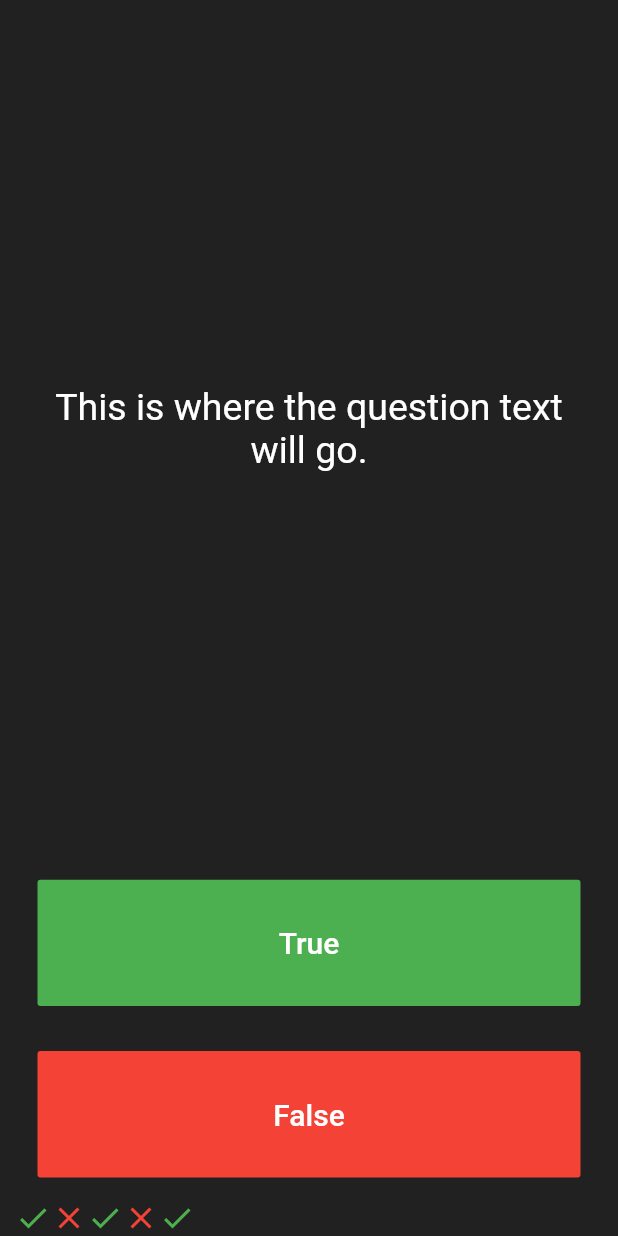
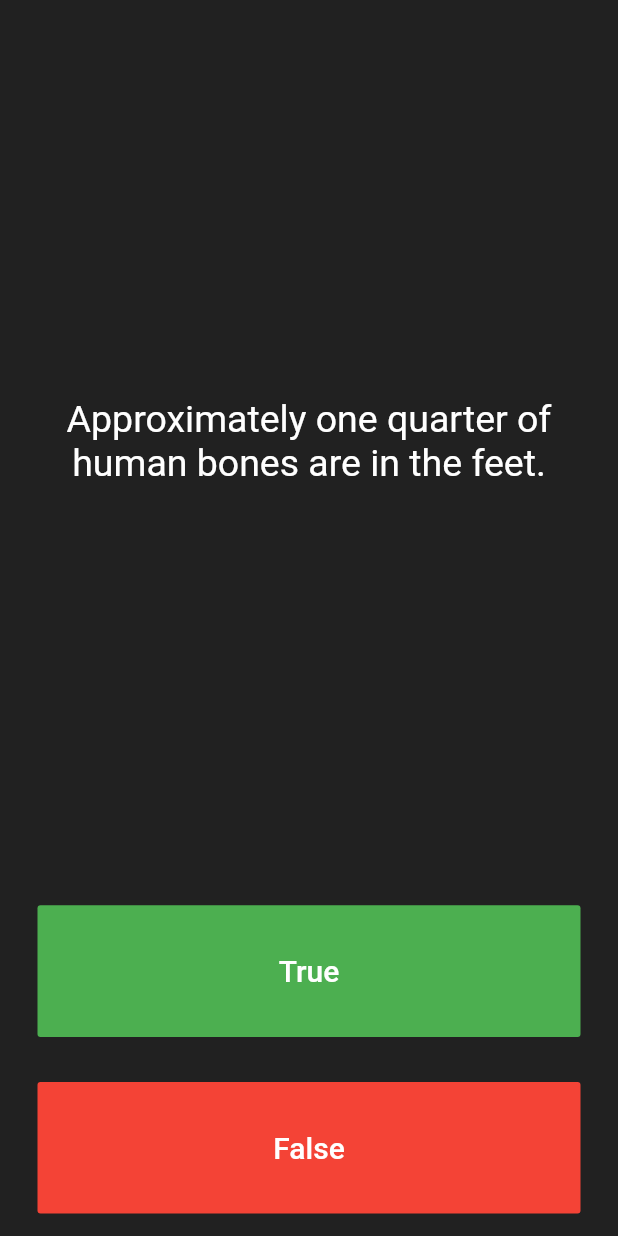
Before and after one commit to kuppylee/QiuzApp, a Flutter app: the screen it shows after launch, after a tap on "True", on a phone screen of 412 x 824 dp. Run offline on Flutter 3.47's test engine with Material 2 defaults, Android fonts, the phone set to English and light mode, and no system bars.

Commit message:
added the question list

```diff
--- a/quizzler-flutter-master/lib/main.dart
+++ b/quizzler-flutter-master/lib/main.dart
@@ -26,20 +26,13 @@ class QuizPage extends StatefulWidget {
 }
 
 class _QuizPageState extends State<QuizPage> {
-  List <Icon> scoreKeeper = [
-    Icon(Icons.check,
-      color: Colors.green,
-    ),
-    Icon(Icons.close,
-      color: Colors.red,
-    ),
-    Icon(Icons.check,
-      color: Colors.green,
-    ),
-    Icon(Icons.close,
-      color: Colors.red,
-    ),
+  List <Icon> scoreKeeper = [];
+  List <String> questions = [
+    'You can lead a cow down stairs but not up stairs.',
+    'Approximately one quarter of human bones are in the feet.',
+    'A slug\'s blood is green.'
   ];
+  int questionNumber = 0;
   @override
   Widget build(BuildContext context) {
     return Column(
@@ -52,7 +45,7 @@ class _QuizPageState extends State<QuizPage> {
             padding: EdgeInsets.all(10.0),
             child: Center(
               child: Text(
-                'This is where the question text will go.',
+                questions[questionNumber],
                 textAlign: TextAlign.center,
                 style: TextStyle(
                   fontSize: 25.0,
@@ -77,7 +70,7 @@ class _QuizPageState extends State<QuizPage> {
               onPressed: () {
                 //The user picked true.
                 setState(() {
-                  scoreKeeper.add(Icon(Icons.check, color: Colors.green,));
+                  questionNumber++;
                 });
               },
             ),
```
